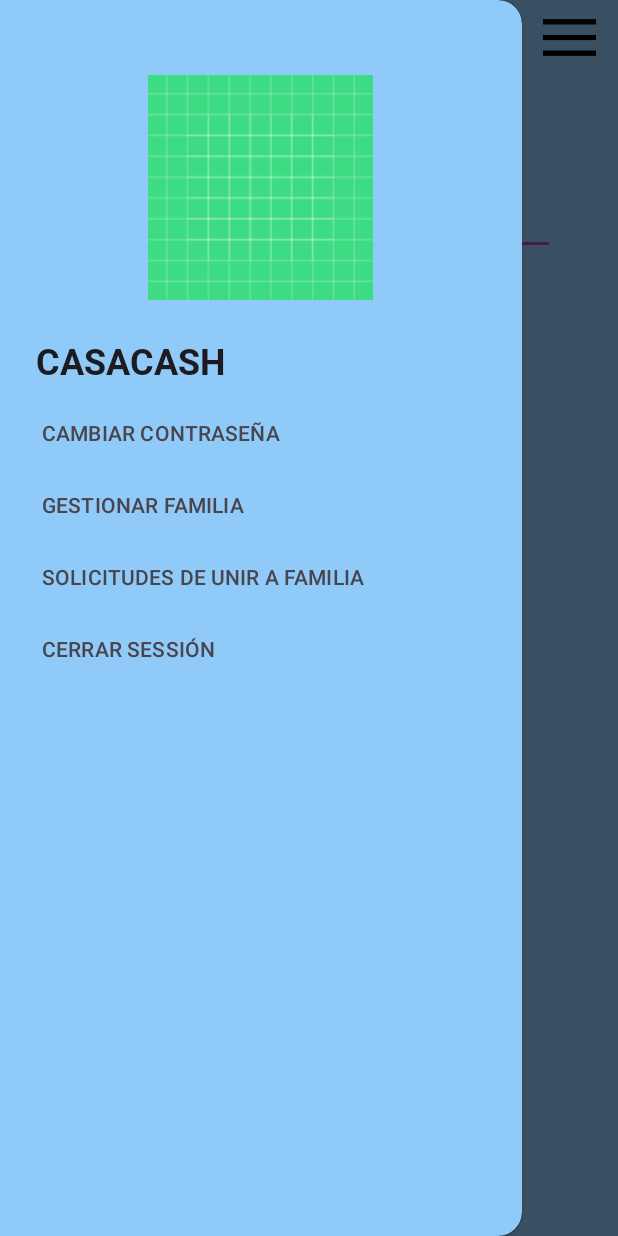
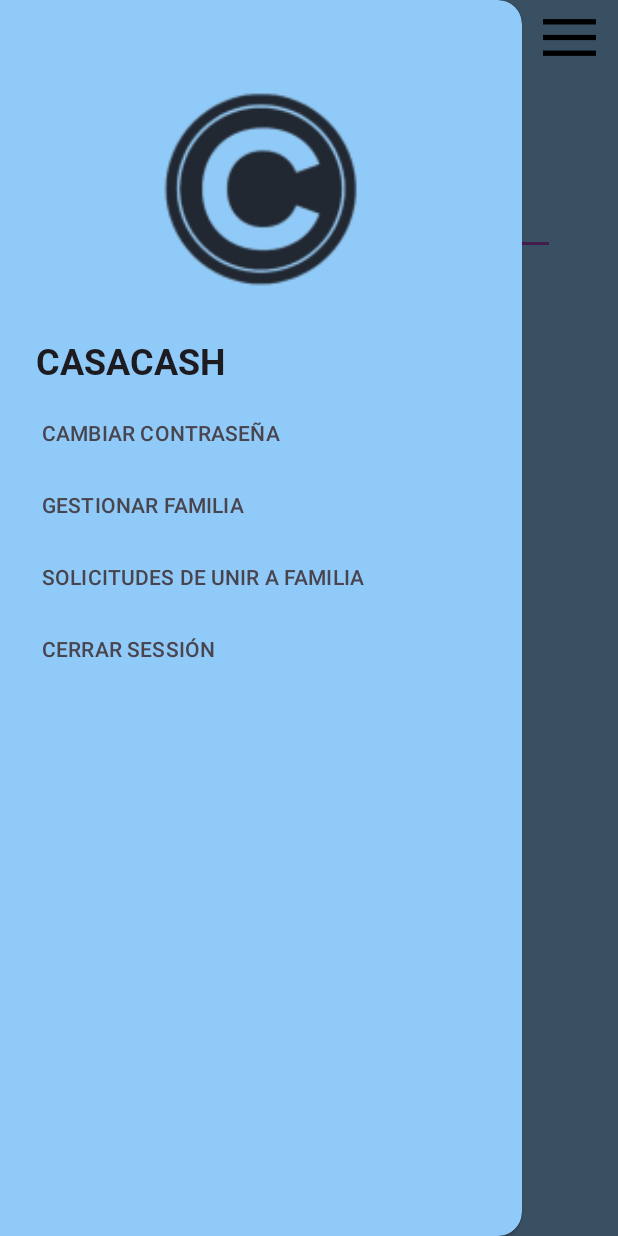
Before and after one commit to 2023-jinhaoChen/CasaCash, an Android app: the AddMemberActivity screen opened directly, with no data from a screen before it, with the side drawer open, on a phone screen of 412 x 824 dp. Run offline under Robolectric (Android 15) with nearby library versions, the phone set to English and light mode, and no system bars.

Commit message:
Fix navigation drawer logo

```diff
--- a/app/src/main/res/layout/header_navigation_drawer.xml
+++ b/app/src/main/res/layout/header_navigation_drawer.xml
@@ -11,7 +11,7 @@
         android:layout_marginTop="50dp"
         android:scaleType="fitCenter"
         android:background="#00000000"
-        android:src="@drawable/logo_background"
+        android:src="@mipmap/logo"
         android:layout_gravity="center_horizontal"
         android:theme="@style/Theme.CasaCash" />
 
```
